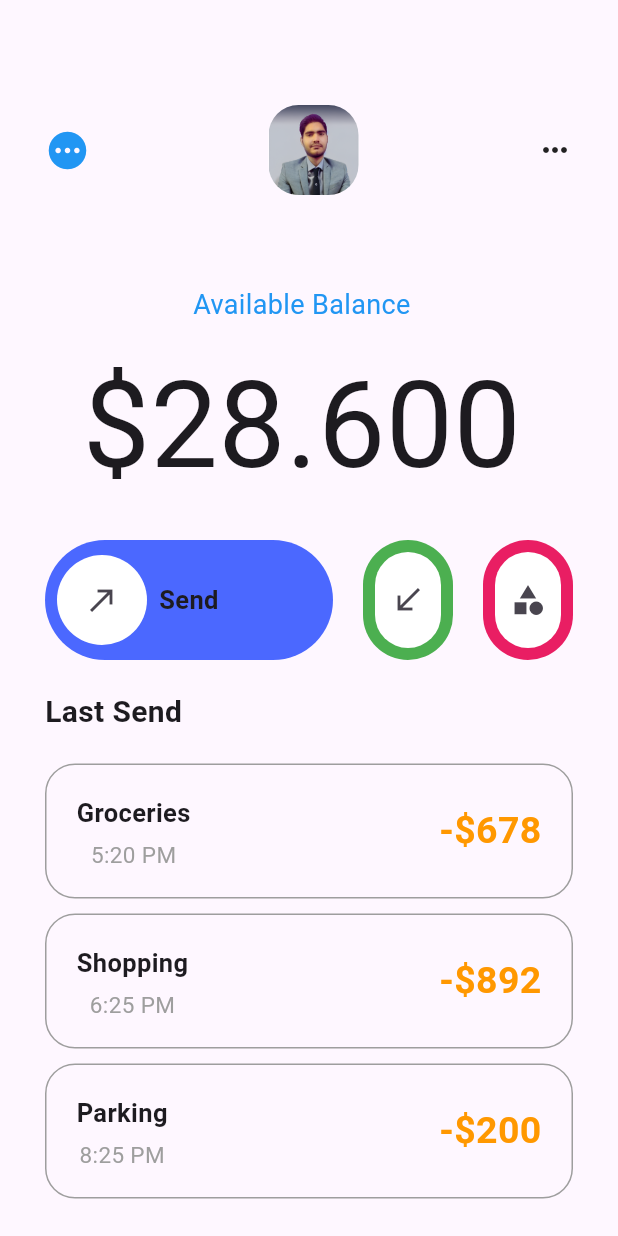
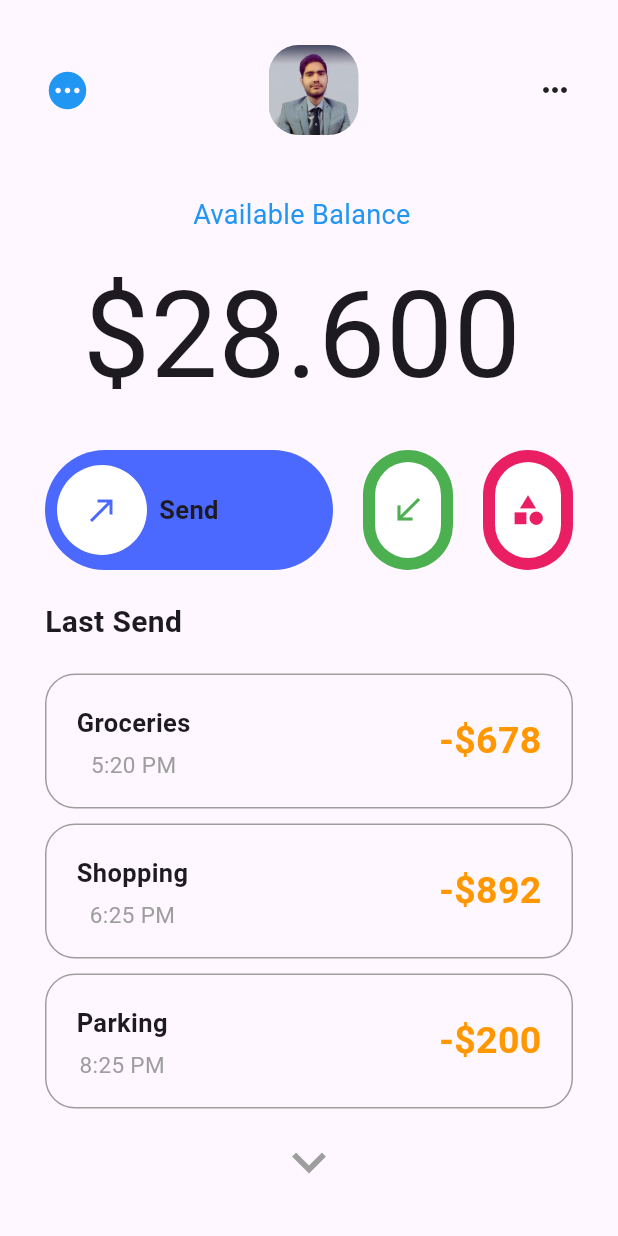
Before and after one commit to Yashu-Chaudhary/Banking-Mobile-App, a Flutter app: the screen it shows after launch, on a phone screen of 412 x 824 dp. Run offline on Flutter 3.47's test engine with Material 3 defaults, Android fonts, the light colour scheme and no system bars; our stand-ins replace get.

Commit message:
home page completed

```diff
--- a/lib/app.dart
+++ b/lib/app.dart
@@ -1,4 +1,4 @@
-import 'package:banking_mobile_app/screens/first_screen.dart';
+import 'package:banking_mobile_app/screens/home_screen.dart';
 import 'package:flutter/material.dart';
 import 'package:get/get_navigation/src/root/get_material_app.dart';
 
@@ -10,7 +10,7 @@
     return const GetMaterialApp(
       debugShowCheckedModeBanner: false,
       home: Scaffold(
-        body: FirstScreen(),
+        body: HomeScreen(),
       ),
     );
   }
--- a/lib/screens/first_screen.dart
+++ b/lib/screens/home_screen.dart
@@ -4,8 +4,8 @@
 import 'package:banking_mobile_app/utils/comman/header.dart';
 import 'package:flutter/material.dart';
 
-class FirstScreen extends StatelessWidget {
-  const FirstScreen({
+class HomeScreen extends StatelessWidget {
+  const HomeScreen({
     super.key,
   });
 
@@ -18,10 +18,10 @@
           child: Column(
             crossAxisAlignment: CrossAxisAlignment.start,
             children: [
-              const SizedBox(height: 40),
+
               // 2lines, photo, 3dot icon
               const PHeader(),
-              const SizedBox(height: 60),
+              const SizedBox(height: 40),
 
               // Text and Money
               const Row(
--- a/lib/screens/send_money.dart
+++ b/lib/screens/send_money.dart
@@ -1,4 +1,4 @@
-import 'package:banking_mobile_app/screens/first_screen.dart';
+import 'package:banking_mobile_app/screens/home_screen.dart';
 import 'package:banking_mobile_app/utils/comman/dialor_keys.dart';
 import 'package:banking_mobile_app/utils/comman/user_account_detail_container.dart';
 import 'package:banking_mobile_app/utils/constants/string_colors.dart';
@@ -21,7 +21,7 @@
         centerTitle: true,
         leading: IconButton(
           icon: const Icon(Icons.arrow_back),
-          onPressed: (() => Get.to(const FirstScreen())),
+          onPressed: (() => Get.to(const HomeScreen())),
         ),
       ),
       body: SingleChildScrollView(
--- /dev/null
+++ b/lib/utils/comman/buttons/circular_buttons.dart
@@ -0,0 +1,42 @@
+import 'package:flutter/material.dart';
+
+class PCircularButton extends StatelessWidget {
+  const PCircularButton(
+      {super.key,
+      required this.backgroundColor,
+      required this.icon,
+      this.onTap});
+
+  final Color backgroundColor;
+  final Icon icon;
+  final VoidCallback? onTap;
+
+  @override
+  Widget build(BuildContext context) {
+    return Container(
+      height: 80,
+      width: 60,
+      decoration: BoxDecoration(
+        color: backgroundColor,
+        borderRadius: const BorderRadius.vertical(
+            top: Radius.circular(30), bottom: Radius.circular(30)),
+      ),
+      child: Padding(
+          padding: const EdgeInsets.all(8.0),
+          child: Container(
+            height: 70,
+            width: 50,
+            decoration: const BoxDecoration(
+              color: Colors.white,
+              borderRadius: BorderRadius.vertical(
+                  top: Radius.circular(30), bottom: Radius.circular(30)),
+            ),
+            child: IconButton(
+              icon: icon,
+              color: backgroundColor,
+              onPressed: onTap,
+            ),
+          )),
+    );
+  }
+}
--- /dev/null
+++ b/lib/utils/comman/buttons/expended_buttons.dart
@@ -0,0 +1,61 @@
+import 'package:flutter/material.dart';
+
+class PExpandedButtons extends StatelessWidget {
+  const PExpandedButtons({
+    super.key,
+    required this.backgroundColor,
+    required this.icon,
+    required this.text,
+    required this.index,
+    required this.isExpandable,
+    required this.onPressed,
+  });
+
+  final int index;
+  final Color backgroundColor;
+  final Icon icon;
+  final String text;
+  final bool isExpandable;
+  final VoidCallback onPressed;
+
+  @override
+  Widget build(BuildContext context) {
+    final deviceWidth = MediaQuery.of(context).size.width;
+    return Expanded(
+      child: Container(
+        height: 80,
+        width: deviceWidth * 0.3,
+        decoration: BoxDecoration(
+          color: backgroundColor,
+          borderRadius: const BorderRadius.horizontal(
+            left: Radius.circular(70),
+            right: Radius.circular(70),
+          ),
+        ),
+        child: Row(
+          children: [
+            Padding(
+              padding: const EdgeInsets.all(8.0),
+              child: Container(
+                height: 60,
+                width: 60,
+                decoration: BoxDecoration(
+                    borderRadius: BorderRadius.circular(30),
+                    color: Colors.white),
+                child: IconButton(
+                  icon: icon,
+                  color: backgroundColor,
+                  onPressed: () {},
+                ),
+              ),
+            ),
+            Text(
+              text,
+              style: const TextStyle(fontWeight: FontWeight.bold, fontSize: 17),
+            )
+          ],
+        ),
+      ),
+    );
+  }
+}
--- a/lib/utils/comman/expandable_row.dart
+++ b/lib/utils/comman/expandable_row.dart
@@ -1,8 +1,10 @@
+import 'package:banking_mobile_app/screens/send_money.dart';
+import 'package:banking_mobile_app/utils/comman/buttons/circular_buttons.dart';
+import 'package:banking_mobile_app/utils/comman/buttons/expended_buttons.dart';
 import 'package:banking_mobile_app/utils/constants/string_colors.dart';
-import 'package:banking_mobile_app/utils/constants/string_images.dart';
 import 'package:banking_mobile_app/utils/constants/string_texts.dart';
 import 'package:flutter/material.dart';
-import 'package:flutter/widgets.dart';
+import 'package:get/get.dart';
 
 class PExpendableButtonRow extends StatefulWidget {
   const PExpendableButtonRow({super.key});
@@ -24,99 +26,27 @@
 
   @override
   Widget build(BuildContext context) {
-    final deviceHeight = MediaQuery.of(context).size.height;
-
-    return const Row(
+    return Row(
       children: [
         PExpandedButtons(
           backgroundColor: PColors.primary,
-          icon: Icon(Icons.north_east),
+          icon: const Icon(Icons.north_east),
           text: PTexts.send,
+          index: 0,
+          isExpandable: true,
+          onPressed: () {},
         ),
-        SizedBox(width: 20),
-        PCircularButton(backgroundColor: Colors.green, icon: Icon(Icons.south_west),),
-        SizedBox(width: 20),
-        PCircularButton(backgroundColor: Colors.pink, icon: Icon(Icons.category),),
+        const SizedBox(width: 20),
+         PCircularButton(
+          backgroundColor: Colors.green,
+          icon: const Icon(Icons.south_west), onTap: () {},
+        ),
+        const SizedBox(width: 20),
+         PCircularButton(
+          backgroundColor: Colors.pink,
+          icon: const Icon(Icons.category), onTap: ()=>Get.to(const SendMoneyPage()),
+        ),
       ],
     );
   }
 }
-
-class PExpandedButtons extends StatelessWidget {
-  const PExpandedButtons({
-    super.key,
-    required this.backgroundColor,
-    required this.icon,
-    required this.text,
-  });
-  final Color backgroundColor;
-  final Icon icon;
-  final String text;
-
-
-  @override
-  Widget build(BuildContext context) {
-    final deviceWidth = MediaQuery.of(context).size.width;
-    return Expanded(
-      child: Container(
-        height: 80,
-        width: deviceWidth * 0.3,
-        decoration:  BoxDecoration(
-          color: backgroundColor,
-          borderRadius: const BorderRadius.horizontal(
-            left: Radius.circular(70),
-            right: Radius.circular(70),
-          ),
-        ),
-        child: Row(
-          children: [
-            Padding(
-              padding: const EdgeInsets.all(8.0),
-              child: Container(
-                  height: 60,
-                  width: 60,
-                  decoration: BoxDecoration(borderRadius: BorderRadius.circular(30),color: Colors.white),
-                  child: IconButton(icon: icon, onPressed: (){},),),
-            ),
-            Text(
-              text,
-              style: const TextStyle(fontWeight: FontWeight.bold, fontSize: 17),
-            )
-          ],
-        ),
-      ),
-    );
-  }
-}
-
-class PCircularButton extends StatelessWidget {
-  const PCircularButton({super.key, required this.backgroundColor, required this.icon});
-
-  final Color backgroundColor;
-  final Icon icon;
-
-  @override
-  Widget build(BuildContext context) {
-    return Container(
-        height: 80,
-        width: 60,
-        decoration:  BoxDecoration(
-          color: backgroundColor,
-          borderRadius: const BorderRadius.vertical(
-              top: Radius.circular(30), bottom: Radius.circular(30)),
-        ),
-        child: Padding(
-          padding: const EdgeInsets.all(8.0),
-          child: Container(
-              height: 70,
-              width: 50,
-              decoration: const BoxDecoration(
-                color: Colors.white,
-                borderRadius: BorderRadius.vertical(
-                    top: Radius.circular(30), bottom: Radius.circular(30)),
-              ),
-              child: IconButton(icon: icon , onPressed: (){},),
-              )),
-        );
-  }
-}
```
